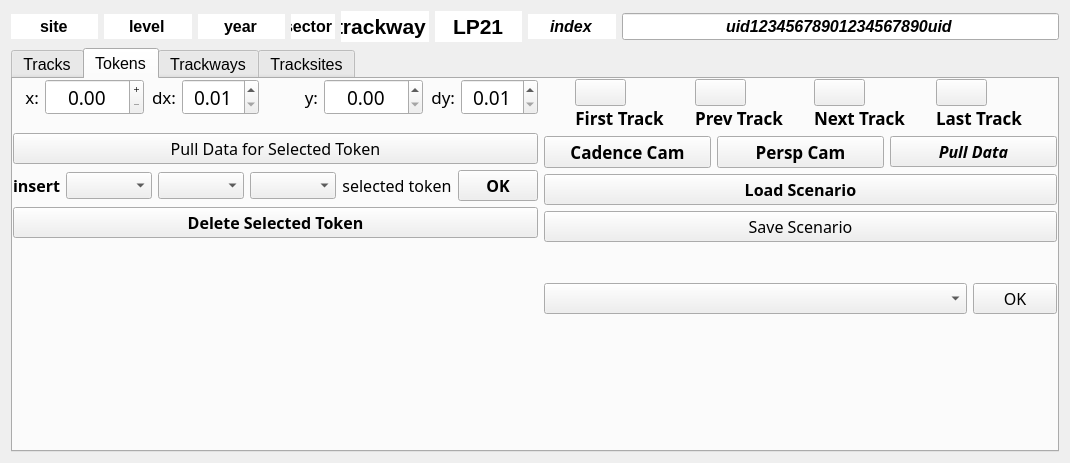
The window that resources/widget/tools/TrackwayManagerWidget/TrackwayManagerWidget.ui (sernst/Cadence) describes before a commit, drawn with Qt 5.
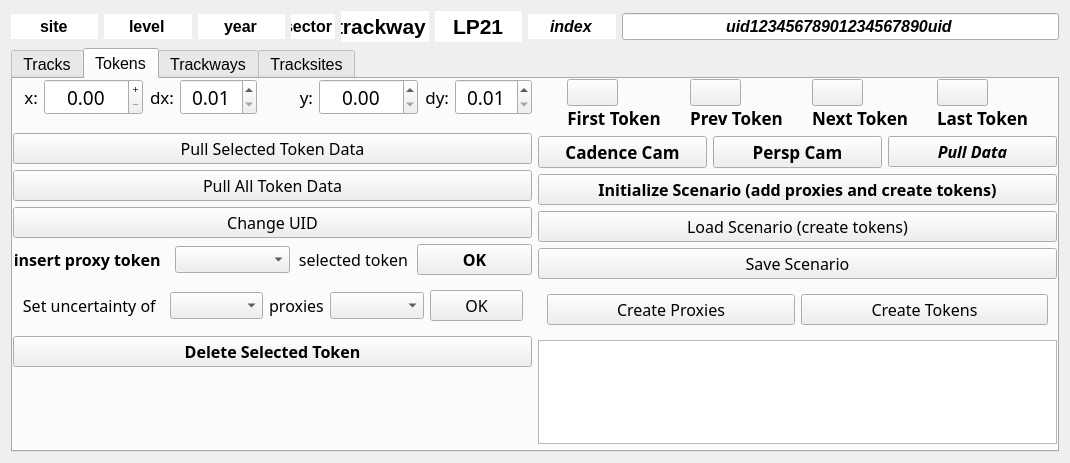
The same window after the commit. Icons and pictures are not drawn.

Commit message: KAS:  Operational scenario management.

Diff of the .ui file:
```diff
--- a/resources/widget/tools/TrackwayManagerWidget/TrackwayManagerWidget.ui
+++ b/resources/widget/tools/TrackwayManagerWidget/TrackwayManagerWidget.ui
@@ -2440,7 +2440,31 @@
              </font>
             </property>
             <property name="text">
-             <string>Pull Data for Selected Token</string>
+             <string>Pull Selected Token Data</string>
+            </property>
+           </widget>
+          </item>
+          <item>
+           <widget class="QPushButton" name="pullAllTokensBtn">
+            <property name="font">
+             <font>
+              <family>Abadi MT Condensed Extra Bold</family>
+             </font>
+            </property>
+            <property name="text">
+             <string>Pull All Token Data</string>
+            </property>
+           </widget>
+          </item>
+          <item>
+           <widget class="QPushButton" name="changeTokenUidBtn">
+            <property name="font">
+             <font>
+              <family>Abadi MT Condensed Extra Bold</family>
+             </font>
+            </property>
+            <property name="text">
+             <string>Change UID</string>
             </property>
            </widget>
           </item>
@@ -2472,19 +2496,13 @@
                 </font>
                </property>
                <property name="text">
-                <string>insert</string>
+                <string>insert proxy token  </string>
                </property>
                <property name="alignment">
-                <set>Qt::AlignCenter</set>
+                <set>Qt::AlignRight|Qt::AlignTrailing|Qt::AlignVCenter</set>
                </property>
               </widget>
              </item>
-             <item>
-              <widget class="QComboBox" name="leftRightCmbx"/>
-             </item>
-             <item>
-              <widget class="QComboBox" name="manusPesCmbx"/>
-             </item>
              <item>
               <widget class="QComboBox" name="beforeAfterCmbx"/>
              </item>
@@ -2520,6 +2538,60 @@
             </layout>
            </widget>
           </item>
+          <item>
+           <widget class="QWidget" name="widget_48" native="true">
+            <layout class="QHBoxLayout" name="horizontalLayout_36" stretch="0,1,0,1,1">
+             <item>
+              <widget class="QLabel" name="label_3">
+               <property name="font">
+                <font>
+                 <family>Abadi MT Condensed Light</family>
+                </font>
+               </property>
+               <property name="text">
+                <string>Set uncertainty of  </string>
+               </property>
+               <property name="alignment">
+                <set>Qt::AlignRight|Qt::AlignTrailing|Qt::AlignVCenter</set>
+               </property>
+              </widget>
+             </item>
+             <item>
+              <widget class="QComboBox" name="selectedVersusAllCmbx"/>
+             </item>
+             <item>
+              <widget class="QLabel" name="label_4">
+               <property name="font">
+                <font>
+                 <family>Abadi MT Condensed Light</family>
+                </font>
+               </property>
+               <property name="text">
+                <string>proxies</string>
+               </property>
+               <property name="alignment">
+                <set>Qt::AlignCenter</set>
+               </property>
+              </widget>
+             </item>
+             <item>
+              <widget class="QComboBox" name="proxyUncertaintyCmbx"/>
+             </item>
+             <item>
+              <widget class="QPushButton" name="setProxyUncertaintyBtn">
+               <property name="font">
+                <font>
+                 <family>Abadi MT Condensed Extra Bold</family>
+                </font>
+               </property>
+               <property name="text">
+                <string>OK</string>
+               </property>
+              </widget>
+             </item>
+            </layout>
+           </widget>
+          </item>
           <item>
            <widget class="QPushButton" name="deleteTokenBtn">
             <property name="font">
@@ -2702,7 +2774,7 @@
                    <enum>Qt::DefaultContextMenu</enum>
                   </property>
                   <property name="text">
-                   <string>First Track</string>
+                   <string>First Token</string>
                   </property>
                   <property name="alignment">
                    <set>Qt::AlignCenter</set>
@@ -2795,7 +2867,7 @@
                    </font>
                   </property>
                   <property name="text">
-                   <string>Prev Track</string>
+                   <string>Prev Token</string>
                   </property>
                   <property name="alignment">
                    <set>Qt::AlignCenter</set>
@@ -2891,7 +2963,7 @@
                    </font>
                   </property>
                   <property name="text">
-                   <string>Next Track</string>
+                   <string>Next Token</string>
                   </property>
                   <property name="alignment">
                    <set>Qt::AlignCenter</set>
@@ -2990,7 +3062,7 @@
                    <enum>Qt::LeftToRight</enum>
                   </property>
                   <property name="text">
-                   <string>Last Track</string>
+                   <string>Last Token</string>
                   </property>
                   <property name="alignment">
                    <set>Qt::AlignCenter</set>
@@ -3117,18 +3189,30 @@
             </layout>
            </widget>
           </item>
+          <item>
+           <widget class="QPushButton" name="initScenarioBtn">
+            <property name="font">
+             <font>
+              <family>Abadi MT Condensed Extra Bold</family>
+              <pointsize>12</pointsize>
+              <weight>75</weight>
+              <bold>true</bold>
+             </font>
+            </property>
+            <property name="text">
+             <string>Initialize Scenario (add proxies and create tokens)</string>
+            </property>
+           </widget>
+          </item>
           <item>
            <widget class="QPushButton" name="loadScenarioBtn">
             <property name="font">
              <font>
               <family>Abadi MT Condensed Extra Bold</family>
-              <pointsize>12</pointsize>
-              <weight>75</weight>
-              <bold>true</bold>
              </font>
             </property>
             <property name="text">
-             <string>Load Scenario</string>
+             <string>Load Scenario (create tokens)</string>
             </property>
            </widget>
           </item>
@@ -3154,6 +3238,39 @@
             </property>
            </widget>
           </item>
+          <item>
+           <widget class="QWidget" name="widget_47" native="true">
+            <layout class="QHBoxLayout" name="horizontalLayout_32">
+             <item>
+              <widget class="QPushButton" name="CreateProxiesBtn">
+               <property name="font">
+                <font>
+                 <family>Abadi MT Condensed Extra Bold</family>
+                </font>
+               </property>
+               <property name="text">
+                <string>Create Proxies</string>
+               </property>
+              </widget>
+             </item>
+             <item>
+              <widget class="QPushButton" name="pushButton_4">
+               <property name="font">
+                <font>
+                 <family>Abadi MT Condensed Extra Bold</family>
+                </font>
+               </property>
+               <property name="text">
+                <string>Create Tokens</string>
+               </property>
+              </widget>
+             </item>
+            </layout>
+           </widget>
+          </item>
+          <item>
+           <widget class="QTextEdit" name="consoleTE"/>
+          </item>
           <item>
            <widget class="QWidget" name="widget_10" native="true">
             <property name="sizePolicy">
@@ -3167,7 +3284,7 @@
               <family>Lucida Grande</family>
              </font>
             </property>
-            <layout class="QHBoxLayout" name="horizontalLayout_35" stretch="5,1">
+            <layout class="QHBoxLayout" name="horizontalLayout_35">
              <property name="spacing">
               <number>-1</number>
              </property>
@@ -3183,51 +3300,6 @@
              <property name="bottomMargin">
               <number>0</number>
              </property>
-             <item>
-              <widget class="QComboBox" name="scenarioOpCmbx">
-               <property name="sizePolicy">
-                <sizepolicy hsizetype="Expanding" vsizetype="Fixed">
-                 <horstretch>0</horstretch>
-                 <verstretch>0</verstretch>
-                </sizepolicy>
-               </property>
-               <property name="font">
-                <font>
-                 <family>Abadi MT Condensed Extra Bold</family>
-                 <pointsize>12</pointsize>
-                 <weight>50</weight>
-                 <italic>false</italic>
-                 <bold>false</bold>
-                 <kerning>true</kerning>
-                </font>
-               </property>
-               <property name="currentIndex">
-                <number>-1</number>
-               </property>
-              </widget>
-             </item>
-             <item>
-              <widget class="QPushButton" name="scenarioOpBtn">
-               <property name="sizePolicy">
-                <sizepolicy hsizetype="Expanding" vsizetype="Fixed">
-                 <horstretch>0</horstretch>
-                 <verstretch>0</verstretch>
-                </sizepolicy>
-               </property>
-               <property name="font">
-                <font>
-                 <family>Abadi MT Condensed Extra Bold</family>
-                 <pointsize>12</pointsize>
-                 <weight>50</weight>
-                 <italic>false</italic>
-                 <bold>false</bold>
-                </font>
-               </property>
-               <property name="text">
-                <string>OK</string>
-               </property>
-              </widget>
-             </item>
             </layout>
            </widget>
           </item>
```
Left out of the diff: 2 changed lines with no effect on the pictures. The commit also changes 10 other files.
